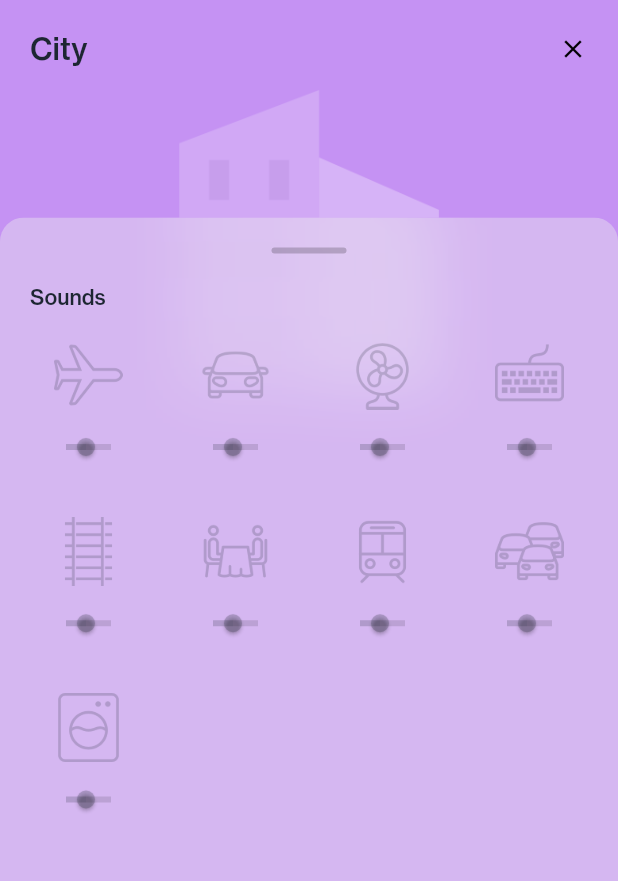
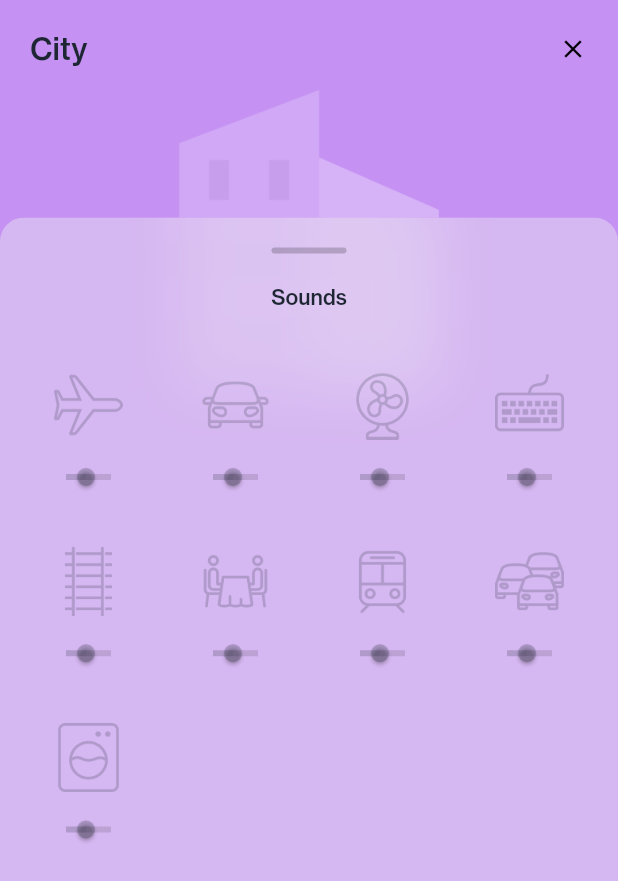
Before and after one commit to vipulasri/Serene, a Flutter app: the screen it shows after launch, after a tap on "City", on a phone screen of 412 x 824 dp. Shown: the top 881 px of the screen. Run offline on Flutter 3.47's test engine with Material 2 defaults, Android fonts, the phone set to English and light mode, and no system bars; our stand-ins replace equatable, flutter_bloc.

```diff
--- a/lib/blocs/categories_bloc.dart
+++ b/lib/blocs/categories_bloc.dart
@@ -1,31 +1,32 @@
 import 'package:equatable/equatable.dart';
 import 'package:flutter_bloc/flutter_bloc.dart';
 import 'package:meta/meta.dart';
+import 'package:serene/blocs/result_state.dart';
 import 'package:serene/data/categories_repository.dart';
 import 'package:serene/model/category.dart';
 
-class CategoryBloc extends Bloc<CategoryEvent, CategoryState> {
+class CategoryBloc extends Bloc<CategoryEvent, Result> {
   final CategoriesRepository repository;
 
   CategoryBloc({@required this.repository}) : assert(repository != null);
 
   @override
-  CategoryState get initialState => CategoryEmpty();
+  Result get initialState => Empty();
 
   @override
-  Stream<CategoryState> mapEventToState(CategoryEvent event) async* {
+  Stream<Result<List<Category>>> mapEventToState(CategoryEvent event) async* {
     if (event is FetchCategories) {
       yield* _mapFetchCategoriesToState(event);
     }
   }
 
-  Stream<CategoryState> _mapFetchCategoriesToState(
+  Stream<Result<List<Category>>> _mapFetchCategoriesToState(
       FetchCategories event) async* {
-    yield CategoryLoading();
+    yield Loading();
     try {
-      yield CategoryLoaded(categories: await repository.loadCategories());
-    } catch (_) {
-      yield CategoryError();
+      yield Success(await repository.loadCategories());
+    } catch (error) {
+      yield Error(error);
     }
   }
 }
@@ -41,27 +42,3 @@ class FetchCategories extends CategoryEvent {
   @override
   List<Object> get props => [];
 }
-
-// States
-abstract class CategoryState extends Equatable {
-  const CategoryState();
-
-  @override
-  List<Object> get props => [];
-}
-
-class CategoryEmpty extends CategoryState {}
-
-class CategoryLoading extends CategoryState {}
-
-class CategoryLoaded extends CategoryState {
-  final List<Category> categories;
-
-  const CategoryLoaded({@required this.categories})
-      : assert(categories != null);
-
-  @override
-  List<Object> get props => [categories];
-}
-
-class CategoryError extends CategoryState {}
--- /dev/null
+++ b/lib/blocs/result_state.dart
@@ -0,0 +1,39 @@
+import 'package:meta/meta.dart';
+
+@sealed
+abstract class Result<T> {
+  R whenWithResult<R>(
+    R Function(Empty) empty,
+    R Function(Loading) loading,
+    R Function(Success<T>) success,
+    R Function(Error) error,
+  ) {
+    if (this is Empty) {
+      return empty(this as Empty);
+    } else if (this is Loading) {
+      return loading(this as Loading);
+    } else if (this is Success<T>) {
+      return success(this as Success<T>);
+    } else if (this is Error) {
+      return error(this as Error);
+    } else {
+      throw new Exception('Unhandled part, could be anything');
+    }
+  }
+}
+
+class Empty<T> extends Result<T> {}
+
+class Loading<T> extends Result<T> {}
+
+class Success<T> extends Result<T> {
+  final T value;
+
+  Success(this.value);
+}
+
+class Error<T> extends Result<T> {
+  final Exception exception;
+
+  Error(this.exception);
+}
--- /dev/null
+++ b/lib/blocs/sound_bloc.dart
@@ -0,0 +1,66 @@
+import 'package:equatable/equatable.dart';
+import 'package:flutter_bloc/flutter_bloc.dart';
+import 'package:meta/meta.dart';
+import 'package:serene/blocs/result_state.dart';
+import 'package:serene/data/categories_repository.dart';
+
+class SoundBloc extends Bloc<SoundEvent, Result> {
+  final CategoriesRepository repository;
+
+  SoundBloc({@required this.repository}) : assert(repository != null);
+
+  @override
+  Result get initialState => Empty();
+
+  @override
+  Stream<Result> mapEventToState(SoundEvent event) async* {
+    if (event is FetchSounds) {
+      yield* _mapFetchSoundsToState(event);
+    } else if (event is UpdateSound) {
+      yield* _mapUpdateSoundToState(event);
+    }
+  }
+
+  Stream<Result> _mapFetchSoundsToState(FetchSounds event) async* {
+    yield Loading();
+    try {
+      yield Success(await repository.loadSounds(event.categoryId));
+    } catch (error) {
+      yield Error(error);
+    }
+  }
+
+  Stream<Result> _mapUpdateSoundToState(UpdateSound event) async* {
+    try {
+      yield Success(
+          await repository.updateSound(event.soundId, event.isActive));
+    } catch (error) {
+      yield Error(error);
+    }
+  }
+}
+
+// Events
+abstract class SoundEvent extends Equatable {
+  const SoundEvent();
+}
+
+class FetchSounds extends SoundEvent {
+  final String categoryId;
+
+  const FetchSounds({@required this.categoryId}) : assert(categoryId != null);
+
+  @override
+  List<Object> get props => [categoryId];
+}
+
+class UpdateSound extends SoundEvent {
+  final String soundId;
+  final bool isActive;
+
+  const UpdateSound({@required this.soundId, @required this.isActive})
+      : assert(soundId != null);
+
+  @override
+  List<Object> get props => [soundId, isActive];
+}
--- a/lib/data/categories_repository.dart
+++ b/lib/data/categories_repository.dart
@@ -1,25 +1,56 @@
 import 'package:flutter/services.dart';
 import 'package:serene/config/assets.dart';
 import 'package:serene/model/category.dart';
+import 'package:serene/model/sound.dart';
 
 class CategoriesRepository {
-
   // in-memory categories
   List<Category> categories = <Category>[];
+  List<Sound> sounds = <Sound>[];
 
   Future<String> _loadCategoriesAsset() async {
     return await rootBundle.loadString(Assets.soundsJson);
   }
 
   Future<List<Category>> loadCategories() async {
-    if(categories.isNotEmpty) {
+    if (categories.isNotEmpty) {
       return categories;
     }
 
     String jsonString = await _loadCategoriesAsset();
     categories.clear();
     categories.addAll(categoryFromJson(jsonString));
+    _mapSounds();
     return categories;
   }
 
+  // Map all the sounds from categories to a flatten list
+  Future<List<Sound>> _mapSounds() async {
+    sounds.clear();
+    for (var category in categories) {
+      sounds.addAll(category.sounds);
+    }
+    return sounds;
+  }
+
+  Future<List<Sound>> loadSounds(String categoryId) async {
+    return sounds
+        .where((sound) => sound.id.substring(0, 1) == categoryId)
+        .toList(); //sound id = 201, 2 is category id
+  }
+
+  Future<bool> updateSound(String soundId, bool isActive) async {
+    if (sounds.isEmpty) {
+      return false;
+    }
+
+    int soundIndex = sounds.indexWhere((sound) => sound.id == soundId);
+    if (soundIndex > 0) {
+      Sound sound = sounds[soundIndex].copyWith(isActive: isActive);
+      sounds[soundIndex] = sound;
+      return true;
+    }
+
+    return false;
+  }
 }
--- a/lib/main.dart
+++ b/lib/main.dart
@@ -50,6 +50,17 @@ Future<void> main() async {
 class MyApp extends StatelessWidget {
   @override
   Widget build(BuildContext context) {
+    return RepositoryProvider<CategoriesRepository>(
+      create: (_) => CategoriesRepository(),
+      child: BlocProvider(
+        create: (context) => CategoryBloc(
+            repository: RepositoryProvider.of<CategoriesRepository>(context)),
+        child: app(),
+      ),
+    );
+  }
+
+  Widget app() {
     return MaterialApp(
       title: 'Serene',
       debugShowCheckedModeBanner: false,
@@ -64,8 +75,7 @@ class MyApp extends StatelessWidget {
       ),
       home: BlocProvider(
         create: (context) => CategoryBloc(
-          repository: CategoriesRepository()
-        ),
+            repository: RepositoryProvider.of<CategoriesRepository>(context)),
         child: HomePage(),
       ),
     );
--- a/lib/model/sound.dart
+++ b/lib/model/sound.dart
@@ -5,23 +5,26 @@ class Sound {
   String id;
   String title;
   String icon;
+  bool isActive;
 
   Sound({
     @required this.id,
     @required this.title,
-    @required this.icon
+    @required this.icon,
+    bool isActive
   });
 
   Sound copyWith({
     String id,
     String title,
     String icon,
-    String iconActive,
+    bool isActive
   }) =>
       Sound(
         id: id ?? this.id,
         title: title ?? this.title,
         icon: icon ?? this.icon,
+        isActive: isActive?? this.isActive
       );
 
   factory Sound.fromJson(Map<String, dynamic> json) => Sound(
--- a/lib/screens/category_details.dart
+++ /dev/null
@@ -1,144 +0,0 @@
-import 'dart:ui';
-
-import 'package:flutter/material.dart';
-import 'package:serene/config/dimen.dart';
-import 'package:serene/config/typography.dart';
-import 'package:serene/model/category.dart';
-import 'package:serene/screens/sound_button.dart';
-
-class CategoryDetailsPage extends StatefulWidget {
-  final Category category;
-
-  CategoryDetailsPage({Key key, @required this.category}) : super(key: key);
-
-  @override
-  _CategoryDetailsState createState() => _CategoryDetailsState();
-}
-
-class _CategoryDetailsState extends State<CategoryDetailsPage> {
-  @override
-  Widget build(BuildContext context) {
-    return Scaffold(
-        body: Container(
-          decoration: BoxDecoration(color: widget.category.color),
-          child: Stack(
-            children: <Widget>[
-              Positioned(
-                child: Align(
-                  alignment: Alignment.topCenter,
-                  child: Padding(
-                    padding: EdgeInsets.only(top: Dimen.padding*3),
-                    child: Image.asset(widget.category.icon,
-                        width: 200,
-                        height: 200,
-                        color: Color.fromRGBO(255, 255, 255, 0.5),
-                        colorBlendMode: BlendMode.modulate),
-                  ),
-                ),
-              ),
-              contentArea()
-            ],
-          ),
-        )
-    );
-  }
-
-  Widget contentArea() {
-    return SafeArea(
-      child: Padding(
-        padding: EdgeInsets.symmetric(horizontal: 0),
-        child: Column(
-          children: [
-            appBar(),
-            SizedBox(height: Dimen.padding*4),
-            Expanded(
-              child: ClipRRect(
-                borderRadius: BorderRadius.only(topLeft: Radius.circular(Dimen.cornerRadius), topRight: Radius.circular(Dimen.cornerRadius)),
-                child: BackdropFilter(
-                  filter: ImageFilter.blur(sigmaX: 20.0, sigmaY: 20.0),
-                  child: Container(
-                    height: double.infinity,
-                    width: double.infinity,
-                      decoration: new BoxDecoration(
-                          color: Colors.grey.shade200.withOpacity(0.4)
-                      ),
-                    child: Padding(
-                      padding: EdgeInsets.all(Dimen.padding),
-                      child: Column(
-                        crossAxisAlignment: CrossAxisAlignment.start,
-                        children: [
-                          Align(
-                            alignment: Alignment.center,
-                            child: Container(
-                              decoration: BoxDecoration(
-                                color: Colors.black.withOpacity(0.2),
-                                borderRadius: BorderRadius.circular(100),
-                              ),
-                              width: 50,
-                              height: 4,
-                            ),
-                          ),
-                          SizedBox(height: Dimen.padding),
-                          Text(
-                            "Sounds",
-                            style: AppTypography.body2().copyWith(fontSize: 14),
-                          ),
-                          SizedBox(height: Dimen.padding),
-                          Expanded(
-                            child: soundViews(),
-                          )
-                        ],
-                      ),
-                    )
-                  ),
-                )
-              )
-            )
-          ],
-        ),
-      ),
-    );
-  }
-
-  Widget appBar() {
-    return Container(
-      child: Padding(
-        padding: EdgeInsets.symmetric(vertical: Dimen.padding, horizontal: Dimen.padding),
-        child: Row (
-          children: [
-            Text(
-              widget.category.title,
-              style: AppTypography.title(),
-            ),
-            Spacer(),
-            Material(
-              color: Colors.transparent,
-              child: InkWell(
-                customBorder: CircleBorder(),
-                child: Icon(
-                  Icons.close,
-                  color: Colors.black,
-                  size: 20,),
-                onTap: () => Navigator.of(context).pop(),
-              ),
-            ),
-          ],
-        ),
-      )
-    );
-  }
-
-  Widget soundViews() {
-    return GridView.count(
-      crossAxisCount: 4,
-      crossAxisSpacing: Dimen.padding,
-      mainAxisSpacing: Dimen.padding,
-      childAspectRatio: 0.8,
-      children: widget.category.sounds
-          .map(
-            (sound) => SoundButton(sound: sound),
-          )
-          .toList(),
-    );
-  }
-}
--- /dev/null
+++ b/lib/screens/category_details_page.dart
@@ -0,0 +1,26 @@
+import 'package:flutter/material.dart';
+import 'package:flutter_bloc/flutter_bloc.dart';
+import 'package:serene/blocs/sound_bloc.dart';
+import 'package:serene/data/categories_repository.dart';
+import 'package:serene/model/category.dart';
+import 'package:serene/screens/details_view.dart';
+
+class CategoryDetailsPage extends StatefulWidget {
+  final Category category;
+
+  CategoryDetailsPage({Key key, @required this.category}) : super(key: key);
+
+  @override
+  _CategoryDetailsState createState() => _CategoryDetailsState();
+}
+
+class _CategoryDetailsState extends State<CategoryDetailsPage> {
+  @override
+  Widget build(BuildContext context) {
+    return BlocProvider(
+      create: (context) => SoundBloc(
+          repository: RepositoryProvider.of<CategoriesRepository>(context)),
+      child: DetailssView(category: widget.category),
+    );
+  }
+}
--- /dev/null
+++ b/lib/screens/details_view.dart
@@ -0,0 +1,181 @@
+import 'dart:ui';
+
+import 'package:flutter/material.dart';
+import 'package:flutter_bloc/flutter_bloc.dart';
+import 'package:serene/blocs/result_state.dart';
+import 'package:serene/blocs/sound_bloc.dart';
+import 'package:serene/config/dimen.dart';
+import 'package:serene/config/typography.dart';
+import 'package:serene/model/category.dart';
+import 'package:serene/model/sound.dart';
+import 'package:serene/screens/sound_button.dart';
+
+class DetailssView extends StatefulWidget {
+  final Category category;
+
+  DetailssView({Key key, @required this.category}) : super(key: key);
+
+  @override
+  _DetailssViewState createState() => _DetailssViewState();
+}
+
+class _DetailssViewState extends State<DetailssView> {
+  @override
+  void initState() {
+    super.initState();
+    BlocProvider.of<SoundBloc>(context)
+        .add(FetchSounds(categoryId: widget.category.id));
+  }
+
+  @override
+  Widget build(BuildContext context) {
+    return Scaffold(
+        body: Container(
+      decoration: BoxDecoration(color: widget.category.color),
+      child: Stack(
+        children: <Widget>[
+          Positioned(
+            child: Align(
+              alignment: Alignment.topCenter,
+              child: Padding(
+                padding: EdgeInsets.only(top: Dimen.padding * 3),
+                child: Image.asset(widget.category.icon,
+                    width: 200,
+                    height: 200,
+                    color: Color.fromRGBO(255, 255, 255, 0.5),
+                    colorBlendMode: BlendMode.modulate),
+              ),
+            ),
+          ),
+          contentArea()
+        ],
+      ),
+    ));
+  }
+
+  Widget contentArea() {
+    return SafeArea(
+      child: Padding(
+        padding: EdgeInsets.symmetric(horizontal: 0),
+        child: Column(
+          children: [
+            appBar(),
+            SizedBox(height: Dimen.padding * 4),
+            Expanded(
+                child: ClipRRect(
+                    borderRadius: BorderRadius.only(
+                        topLeft: Radius.circular(Dimen.cornerRadius),
+                        topRight: Radius.circular(Dimen.cornerRadius)),
+                    child: BackdropFilter(
+                      filter: ImageFilter.blur(sigmaX: 20.0, sigmaY: 20.0),
+                      child: Container(
+                          height: double.infinity,
+                          width: double.infinity,
+                          decoration: new BoxDecoration(
+                              color: Colors.grey.shade200.withOpacity(0.4)),
+                          child: Padding(
+                            padding: EdgeInsets.all(Dimen.padding),
+                            child: Column(
+                              crossAxisAlignment: CrossAxisAlignment.start,
+                              children: [
+                                Align(
+                                  alignment: Alignment.center,
+                                  child: Container(
+                                    decoration: BoxDecoration(
+                                      color: Colors.black.withOpacity(0.2),
+                                      borderRadius: BorderRadius.circular(100),
+                                    ),
+                                    width: 50,
+                                    height: 4,
+                                  ),
+                                ),
+                                SizedBox(height: Dimen.padding),
+                                showSounds()
+                              ],
+                            ),
+                          )),
+                    )))
+          ],
+        ),
+      ),
+    );
+  }
+
+  Widget appBar() {
+    return Container(
+        child: Padding(
+      padding: EdgeInsets.symmetric(
+          vertical: Dimen.padding, horizontal: Dimen.padding),
+      child: Row(
+        children: [
+          Text(
+            widget.category.title,
+            style: AppTypography.title(),
+          ),
+          Spacer(),
+          Material(
+            color: Colors.transparent,
+            child: InkWell(
+              customBorder: CircleBorder(),
+              child: Icon(
+                Icons.close,
+                color: Colors.black,
+                size: 20,
+              ),
+              onTap: () => Navigator.of(context).pop(),
+            ),
+          ),
+        ],
+      ),
+    ));
+  }
+
+  Widget showSounds() {
+    return BlocBuilder<SoundBloc, Result>(builder: (context, state) {
+      if (state is Empty) {
+        return Center(child: Text('No Sounds Found'));
+      }
+      if (state is Loading) {
+        return Center(child: CircularProgressIndicator());
+      }
+      if (state is Success) {
+        return sheetContent(state.value);
+      }
+      if (state is Error) {
+        return Center(child: Text('Error fetching sounds'));
+      }
+      return Center(child: Text('No sounds Found'));
+    });
+  }
+
+  Widget sheetContent(List<Sound> sounds) {
+    return Expanded(
+      child: Column(
+        children: [
+          Text(
+            "Sounds",
+            style: AppTypography.body2().copyWith(fontSize: 14),
+          ),
+          SizedBox(height: Dimen.padding * 2),
+          Expanded(
+            child: soundViews(sounds),
+          )
+        ],
+      ),
+    );
+  }
+
+  Widget soundViews(List<Sound> sounds) {
+    return GridView.count(
+      crossAxisCount: 4,
+      crossAxisSpacing: Dimen.padding,
+      mainAxisSpacing: Dimen.padding,
+      childAspectRatio: 0.8,
+      children: sounds
+          .map(
+            (sound) => SoundButton(sound: sound),
+          )
+          .toList(),
+    );
+  }
+}
--- a/lib/screens/home.dart
+++ b/lib/screens/home.dart
@@ -3,10 +3,11 @@ import 'package:flutter/material.dart';
 import 'package:flutter_bloc/flutter_bloc.dart';
 import 'package:flutter_staggered_grid_view/flutter_staggered_grid_view.dart';
 import 'package:serene/blocs/blocs.dart';
+import 'package:serene/blocs/result_state.dart';
 import 'package:serene/config/dimen.dart';
 import 'package:serene/config/typography.dart';
 import 'package:serene/model/category.dart';
-import 'package:serene/screens/category_details.dart';
+import 'package:serene/screens/category_details_page.dart';
 
 class HomePage extends StatefulWidget {
   @override
@@ -54,17 +55,17 @@ class _HomePageState extends State<HomePage> {
   }
 
   Widget showCategories() {
-    return BlocBuilder<CategoryBloc, CategoryState>(builder: (context, state) {
-      if (state is CategoryEmpty) {
+    return BlocBuilder<CategoryBloc, Result>(builder: (context, state) {
+      if (state is Empty) {
         return Center(child: Text('No Categories Found'));
       }
-      if (state is CategoryLoading) {
+      if (state is Loading) {
         return Center(child: CircularProgressIndicator());
       }
-      if (state is CategoryLoaded) {
-        return categoriesView(state.categories);
+      if (state is Success) {
+        return categoriesView(state.value);
       }
-      if (state is CategoryError) {
+      if (state is Error) {
         return Center(child: Text('Error fetching categories'));
       }
       return Center(child: Text('No Categories Found'));
```
